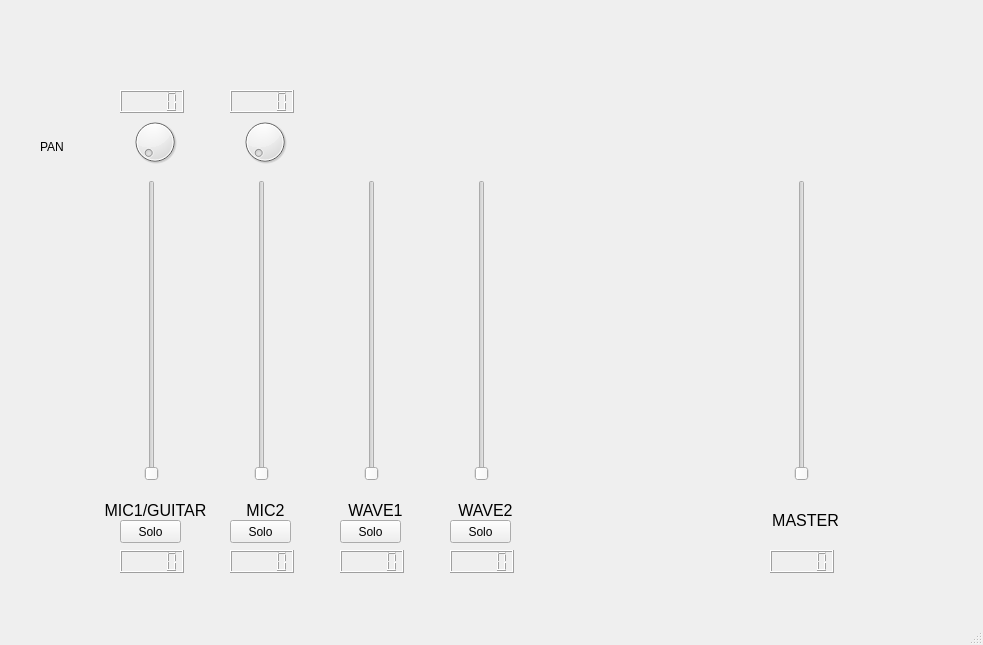
First picture: the form in main.ui, repository wishmerhill/ua100mix, before the edit.
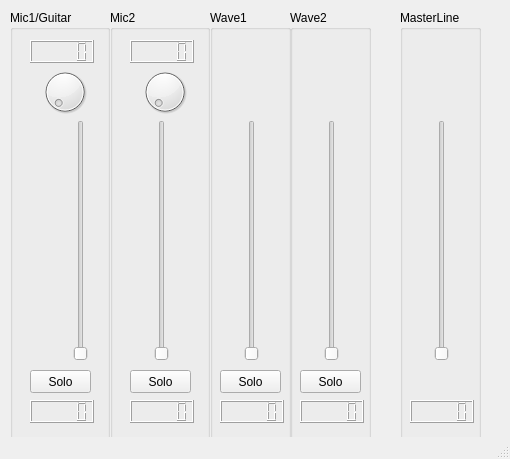
Second picture: the form after the edit.

What changed in the file:
```diff
--- a/main.ui
+++ b/main.ui
@@ -6,449 +6,397 @@
    <rect>
     <x>0</x>
     <y>0</y>
-    <width>983</width>
-    <height>645</height>
+    <width>510</width>
+    <height>459</height>
    </rect>
   </property>
   <property name="windowTitle">
    <string>MainWindow</string>
   </property>
   <widget class="QWidget" name="centralwidget">
-   <widget class="QSlider" name="MasterLine">
+   <widget class="QGroupBox" name="Mic1">
     <property name="geometry">
      <rect>
-      <x>790</x>
-      <y>180</y>
-      <width>23</width>
-      <height>301</height>
+      <x>10</x>
+      <y>10</y>
+      <width>100</width>
+      <height>440</height>
      </rect>
     </property>
-    <property name="maximum">
-     <number>127</number>
+    <property name="title">
+     <string>Mic1/Guitar</string>
     </property>
-    <property name="value">
-     <number>0</number>
-    </property>
-    <property name="orientation">
-     <enum>Qt::Vertical</enum>
-    </property>
-    <property name="channel" stdset="0">
-     <number>0</number>
-    </property>
-    <property name="parameter" stdset="0">
-     <number>0</number>
-    </property>
+    <widget class="QPushButton" name="mic1Solo">
+     <property name="geometry">
+      <rect>
+       <x>20</x>
+       <y>360</y>
+       <width>61</width>
+       <height>23</height>
+      </rect>
+     </property>
+     <property name="styleSheet">
+      <string notr="true">QPushButton#mic1Solo:checked { background-color: red}</string>
+     </property>
+     <property name="text">
+      <string>Solo</string>
+     </property>
+     <property name="checkable">
+      <bool>true</bool>
+     </property>
+     <property name="autoExclusive">
+      <bool>false</bool>
+     </property>
+    </widget>
+    <widget class="QDial" name="Mic1Pan">
+     <property name="geometry">
+      <rect>
+       <x>30</x>
+       <y>50</y>
+       <width>50</width>
+       <height>64</height>
+      </rect>
+     </property>
+     <property name="maximum">
+      <number>127</number>
+     </property>
+     <property name="value">
+      <number>0</number>
+     </property>
+     <property name="sliderPosition">
+      <number>0</number>
+     </property>
+     <property name="wrapping">
+      <bool>false</bool>
+     </property>
+    </widget>
+    <widget class="QLCDNumber" name="Mic1PanLcd">
+     <property name="geometry">
+      <rect>
+       <x>20</x>
+       <y>30</y>
+       <width>64</width>
+       <height>23</height>
+      </rect>
+     </property>
+    </widget>
+    <widget class="QSlider" name="Mic1Fader">
+     <property name="geometry">
+      <rect>
+       <x>40</x>
+       <y>110</y>
+       <width>61</width>
+       <height>241</height>
+      </rect>
+     </property>
+     <property name="maximum">
+      <number>127</number>
+     </property>
+     <property name="value">
+      <number>0</number>
+     </property>
+     <property name="orientation">
+      <enum>Qt::Vertical</enum>
+     </property>
+     <property name="channel" stdset="0">
+      <number>0</number>
+     </property>
+     <property name="parameter" stdset="0">
+      <number>0</number>
+     </property>
+    </widget>
+    <widget class="QLCDNumber" name="Mic1Lcd">
+     <property name="geometry">
+      <rect>
+       <x>20</x>
+       <y>390</y>
+       <width>64</width>
+       <height>23</height>
+      </rect>
+     </property>
+    </widget>
    </widget>
-   <widget class="QLCDNumber" name="MasterLineLcd">
+   <widget class="QGroupBox" name="Mic2">
     <property name="geometry">
      <rect>
-      <x>770</x>
-      <y>550</y>
-      <width>64</width>
-      <height>23</height>
+      <x>110</x>
+      <y>10</y>
+      <width>100</width>
+      <height>440</height>
      </rect>
     </property>
-   </widget>
-   <widget class="QLabel" name="masterLabel">
-    <property name="geometry">
-     <rect>
-      <x>750</x>
-      <y>510</y>
-      <width>111</width>
-      <height>21</height>
-     </rect>
+    <property name="title">
+     <string>Mic2</string>
     </property>
-    <property name="styleSheet">
-     <string notr="true"/>
-    </property>
-    <property name="text">
-     <string>&lt;html&gt;&lt;head/&gt;&lt;body&gt;&lt;p align=&quot;center&quot;&gt;&lt;span style=&quot; font-size:12pt;&quot;&gt;MASTER&lt;/span&gt;&lt;/p&gt;&lt;/body&gt;&lt;/html&gt;</string>
-    </property>
+    <widget class="QDial" name="Mic2Pan">
+     <property name="geometry">
+      <rect>
+       <x>30</x>
+       <y>50</y>
+       <width>50</width>
+       <height>64</height>
+      </rect>
+     </property>
+     <property name="maximum">
+      <number>127</number>
+     </property>
+     <property name="value">
+      <number>0</number>
+     </property>
+     <property name="sliderPosition">
+      <number>0</number>
+     </property>
+     <property name="wrapping">
+      <bool>false</bool>
+     </property>
+    </widget>
+    <widget class="QPushButton" name="mic2Solo">
+     <property name="geometry">
+      <rect>
+       <x>20</x>
+       <y>360</y>
+       <width>61</width>
+       <height>23</height>
+      </rect>
+     </property>
+     <property name="styleSheet">
+      <string notr="true">QPushButton#mic2Solo:checked { background-color: red}</string>
+     </property>
+     <property name="text">
+      <string>Solo</string>
+     </property>
+     <property name="checkable">
+      <bool>true</bool>
+     </property>
+    </widget>
+    <widget class="QLCDNumber" name="Mic2PanLcd">
+     <property name="geometry">
+      <rect>
+       <x>20</x>
+       <y>30</y>
+       <width>64</width>
+       <height>23</height>
+      </rect>
+     </property>
+    </widget>
+    <widget class="QLCDNumber" name="Mic2Lcd">
+     <property name="geometry">
+      <rect>
+       <x>20</x>
+       <y>390</y>
+       <width>64</width>
+       <height>23</height>
+      </rect>
+     </property>
+    </widget>
+    <widget class="QSlider" name="Mic2Fader">
+     <property name="geometry">
+      <rect>
+       <x>40</x>
+       <y>110</y>
+       <width>23</width>
+       <height>241</height>
+      </rect>
+     </property>
+     <property name="maximum">
+      <number>127</number>
+     </property>
+     <property name="value">
+      <number>0</number>
+     </property>
+     <property name="orientation">
+      <enum>Qt::Vertical</enum>
+     </property>
+     <property name="channel" stdset="0">
+      <number>0</number>
+     </property>
+     <property name="parameter" stdset="0">
+      <number>0</number>
+     </property>
+    </widget>
    </widget>
-   <widget class="QLabel" name="wave1Label">
-    <property name="geometry">
-     <rect>
-      <x>320</x>
-      <y>500</y>
-      <width>111</width>
-      <height>21</height>
-     </rect>
-    </property>
-    <property name="styleSheet">
-     <string notr="true"/>
-    </property>
-    <property name="text">
-     <string>&lt;html&gt;&lt;head/&gt;&lt;body&gt;&lt;p align=&quot;center&quot;&gt;&lt;span style=&quot; font-size:12pt;&quot;&gt;WAVE1&lt;/span&gt;&lt;/p&gt;&lt;/body&gt;&lt;/html&gt;</string>
-    </property>
-   </widget>
-   <widget class="QSlider" name="Wave1">
-    <property name="geometry">
-     <rect>
-      <x>360</x>
-      <y>180</y>
-      <width>23</width>
-      <height>301</height>
-     </rect>
-    </property>
-    <property name="maximum">
-     <number>127</number>
-    </property>
-    <property name="value">
-     <number>0</number>
-    </property>
-    <property name="orientation">
-     <enum>Qt::Vertical</enum>
-    </property>
-    <property name="channel" stdset="0">
-     <number>0</number>
-    </property>
-    <property name="parameter" stdset="0">
-     <number>0</number>
-    </property>
-   </widget>
-   <widget class="QLCDNumber" name="Wave1Lcd">
-    <property name="geometry">
-     <rect>
-      <x>340</x>
-      <y>550</y>
-      <width>64</width>
-      <height>23</height>
-     </rect>
-    </property>
-   </widget>
-   <widget class="QSlider" name="Mic1">
-    <property name="geometry">
-     <rect>
-      <x>140</x>
-      <y>180</y>
-      <width>23</width>
-      <height>301</height>
-     </rect>
-    </property>
-    <property name="maximum">
-     <number>127</number>
-    </property>
-    <property name="value">
-     <number>0</number>
-    </property>
-    <property name="orientation">
-     <enum>Qt::Vertical</enum>
-    </property>
-    <property name="channel" stdset="0">
-     <number>0</number>
-    </property>
-    <property name="parameter" stdset="0">
-     <number>0</number>
-    </property>
-   </widget>
-   <widget class="QLCDNumber" name="Mic1Lcd">
-    <property name="geometry">
-     <rect>
-      <x>120</x>
-      <y>550</y>
-      <width>64</width>
-      <height>23</height>
-     </rect>
-    </property>
-   </widget>
-   <widget class="QLabel" name="mic1Label">
-    <property name="geometry">
-     <rect>
-      <x>100</x>
-      <y>500</y>
-      <width>111</width>
-      <height>21</height>
-     </rect>
-    </property>
-    <property name="styleSheet">
-     <string notr="true"/>
-    </property>
-    <property name="text">
-     <string>&lt;html&gt;&lt;head/&gt;&lt;body&gt;&lt;p align=&quot;center&quot;&gt;&lt;span style=&quot; font-size:12pt;&quot;&gt;MIC1/GUITAR&lt;/span&gt;&lt;/p&gt;&lt;/body&gt;&lt;/html&gt;</string>
-    </property>
-   </widget>
-   <widget class="QDial" name="Mic1Pan">
-    <property name="geometry">
-     <rect>
-      <x>130</x>
-      <y>110</y>
-      <width>50</width>
-      <height>64</height>
-     </rect>
-    </property>
-    <property name="maximum">
-     <number>127</number>
-    </property>
-    <property name="value">
-     <number>0</number>
-    </property>
-    <property name="sliderPosition">
-     <number>0</number>
-    </property>
-    <property name="wrapping">
-     <bool>false</bool>
-    </property>
-   </widget>
-   <widget class="QLabel" name="panLabel">
-    <property name="geometry">
-     <rect>
-      <x>40</x>
-      <y>140</y>
-      <width>57</width>
-      <height>14</height>
-     </rect>
-    </property>
-    <property name="text">
-     <string>PAN</string>
-    </property>
-   </widget>
-   <widget class="QLCDNumber" name="Mic1PanLcd">
-    <property name="geometry">
-     <rect>
-      <x>120</x>
-      <y>90</y>
-      <width>64</width>
-      <height>23</height>
-     </rect>
-    </property>
-   </widget>
-   <widget class="QDial" name="Mic2Pan">
-    <property name="geometry">
-     <rect>
-      <x>240</x>
-      <y>110</y>
-      <width>50</width>
-      <height>64</height>
-     </rect>
-    </property>
-    <property name="maximum">
-     <number>127</number>
-    </property>
-    <property name="value">
-     <number>0</number>
-    </property>
-    <property name="sliderPosition">
-     <number>0</number>
-    </property>
-    <property name="wrapping">
-     <bool>false</bool>
-    </property>
-   </widget>
-   <widget class="QSlider" name="Mic2">
-    <property name="geometry">
-     <rect>
-      <x>250</x>
-      <y>180</y>
-      <width>23</width>
-      <height>301</height>
-     </rect>
-    </property>
-    <property name="maximum">
-     <number>127</number>
-    </property>
-    <property name="value">
-     <number>0</number>
-    </property>
-    <property name="orientation">
-     <enum>Qt::Vertical</enum>
-    </property>
-    <property name="channel" stdset="0">
-     <number>0</number>
-    </property>
-    <property name="parameter" stdset="0">
-     <number>0</number>
-    </property>
-   </widget>
-   <widget class="QLCDNumber" name="Mic2Lcd">
-    <property name="geometry">
-     <rect>
-      <x>230</x>
-      <y>550</y>
-      <width>64</width>
-      <height>23</height>
-     </rect>
-    </property>
-   </widget>
-   <widget class="QLabel" name="mic2Label">
+   <widget class="QGroupBox" name="Wave1">
     <property name="geometry">
      <rect>
       <x>210</x>
-      <y>500</y>
-      <width>111</width>
-      <height>21</height>
+      <y>10</y>
+      <width>81</width>
+      <height>440</height>
      </rect>
     </property>
-    <property name="styleSheet">
-     <string notr="true"/>
+    <property name="title">
+     <string>Wave1</string>
     </property>
-    <property name="text">
-     <string>&lt;html&gt;&lt;head/&gt;&lt;body&gt;&lt;p align=&quot;center&quot;&gt;&lt;span style=&quot; font-size:12pt;&quot;&gt;MIC2&lt;/span&gt;&lt;/p&gt;&lt;/body&gt;&lt;/html&gt;</string>
-    </property>
+    <widget class="QPushButton" name="wave1Solo">
+     <property name="geometry">
+      <rect>
+       <x>10</x>
+       <y>360</y>
+       <width>61</width>
+       <height>23</height>
+      </rect>
+     </property>
+     <property name="styleSheet">
+      <string notr="true">QPushButton#wave1Solo:checked { background-color: red}</string>
+     </property>
+     <property name="text">
+      <string>Solo</string>
+     </property>
+     <property name="checkable">
+      <bool>true</bool>
+     </property>
+    </widget>
+    <widget class="QLCDNumber" name="Wave1Lcd">
+     <property name="geometry">
+      <rect>
+       <x>10</x>
+       <y>390</y>
+       <width>64</width>
+       <height>23</height>
+      </rect>
+     </property>
+    </widget>
+    <widget class="QSlider" name="Wave1Fader">
+     <property name="geometry">
+      <rect>
+       <x>30</x>
+       <y>110</y>
+       <width>23</width>
+       <height>241</height>
+      </rect>
+     </property>
+     <property name="maximum">
+      <number>127</number>
+     </property>
+     <property name="value">
+      <number>0</number>
+     </property>
+     <property name="orientation">
+      <enum>Qt::Vertical</enum>
+     </property>
+     <property name="channel" stdset="0">
+      <number>0</number>
+     </property>
+     <property name="parameter" stdset="0">
+      <number>0</number>
+     </property>
+    </widget>
    </widget>
-   <widget class="QLCDNumber" name="Mic2PanLcd">
+   <widget class="QGroupBox" name="Wave2">
     <property name="geometry">
      <rect>
-      <x>230</x>
-      <y>90</y>
-      <width>64</width>
-      <height>23</height>
+      <x>290</x>
+      <y>10</y>
+      <width>81</width>
+      <height>440</height>
      </rect>
     </property>
-   </widget>
-   <widget class="QSlider" name="Wave2">
-    <property name="geometry">
-     <rect>
-      <x>470</x>
-      <y>180</y>
-      <width>23</width>
-      <height>301</height>
-     </rect>
+    <property name="title">
+     <string>Wave2</string>
     </property>
-    <property name="maximum">
-     <number>127</number>
-    </property>
-    <property name="value">
-     <number>0</number>
-    </property>
-    <property name="orientation">
-     <enum>Qt::Vertical</enum>
-    </property>
-    <property name="channel" stdset="0">
-     <number>0</number>
-    </property>
-    <property name="parameter" stdset="0">
-     <number>0</number>
-    </property>
+    <widget class="QPushButton" name="wave2Solo">
+     <property name="geometry">
+      <rect>
+       <x>10</x>
+       <y>360</y>
+       <width>61</width>
+       <height>23</height>
+      </rect>
+     </property>
+     <property name="styleSheet">
+      <string notr="true">QPushButton#wave2Solo:checked { background-color: red}</string>
+     </property>
+     <property name="text">
+      <string>Solo</string>
+     </property>
+     <property name="checkable">
+      <bool>true</bool>
+     </property>
+    </widget>
+    <widget class="QLCDNumber" name="Wave2Lcd">
+     <property name="geometry">
+      <rect>
+       <x>10</x>
+       <y>390</y>
+       <width>64</width>
+       <height>23</height>
+      </rect>
+     </property>
+    </widget>
+    <widget class="QSlider" name="Wave2Fader">
+     <property name="geometry">
+      <rect>
+       <x>30</x>
+       <y>110</y>
+       <width>23</width>
+       <height>241</height>
+      </rect>
+     </property>
+     <property name="maximum">
+      <number>127</number>
+     </property>
+     <property name="value">
+      <number>0</number>
+     </property>
+     <property name="orientation">
+      <enum>Qt::Vertical</enum>
+     </property>
+     <property name="channel" stdset="0">
+      <number>0</number>
+     </property>
+     <property name="parameter" stdset="0">
+      <number>0</number>
+     </property>
+    </widget>
    </widget>
-   <widget class="QLCDNumber" name="Wave2Lcd">
+   <widget class="QGroupBox" name="MasterLine">
     <property name="geometry">
      <rect>
-      <x>450</x>
-      <y>550</y>
-      <width>64</width>
-      <height>23</height>
+      <x>400</x>
+      <y>10</y>
+      <width>81</width>
+      <height>441</height>
      </rect>
     </property>
-   </widget>
-   <widget class="QLabel" name="wave1Label_2">
-    <property name="geometry">
-     <rect>
-      <x>430</x>
-      <y>500</y>
-      <width>111</width>
-      <height>21</height>
-     </rect>
+    <property name="title">
+     <string>MasterLine</string>
     </property>
-    <property name="styleSheet">
-     <string notr="true"/>
-    </property>
-    <property name="text">
-     <string>&lt;html&gt;&lt;head/&gt;&lt;body&gt;&lt;p align=&quot;center&quot;&gt;&lt;span style=&quot; font-size:12pt;&quot;&gt;WAVE2&lt;/span&gt;&lt;/p&gt;&lt;/body&gt;&lt;/html&gt;</string>
-    </property>
+    <widget class="QLCDNumber" name="MasterLineLcd">
+     <property name="geometry">
+      <rect>
+       <x>10</x>
+       <y>390</y>
+       <width>64</width>
+       <height>23</height>
+      </rect>
+     </property>
+    </widget>
+    <widget class="QSlider" name="MasterLineFader">
+     <property name="geometry">
+      <rect>
+       <x>30</x>
+       <y>110</y>
+       <width>23</width>
+       <height>241</height>
+      </rect>
+     </property>
+     <property name="maximum">
+      <number>127</number>
+     </property>
+     <property name="value">
+      <number>0</number>
+     </property>
+     <property name="orientation">
+      <enum>Qt::Vertical</enum>
+     </property>
+     <property name="channel" stdset="0">
+      <number>0</number>
+     </property>
+     <property name="parameter" stdset="0">
+      <number>0</number>
+     </property>
+    </widget>
    </widget>
-   <widget class="QPushButton" name="mic1Solo">
-    <property name="geometry">
-     <rect>
-      <x>120</x>
-      <y>520</y>
-      <width>61</width>
-      <height>23</height>
-     </rect>
-    </property>
-    <property name="styleSheet">
-     <string notr="true">QPushButton#mic1Solo:checked { background-color: red}</string>
-    </property>
-    <property name="text">
-     <string>Solo</string>
-    </property>
-    <property name="checkable">
-     <bool>true</bool>
-    </property>
-    <property name="autoExclusive">
-     <bool>false</bool>
-    </property>
-   </widget>
-   <widget class="QPushButton" name="mic2Solo">
-    <property name="geometry">
-     <rect>
-      <x>230</x>
-      <y>520</y>
-      <width>61</width>
-      <height>23</height>
-     </rect>
-    </property>
-    <property name="styleSheet">
-     <string notr="true">QPushButton#mic2Solo:checked { background-color: red}</string>
-    </property>
-    <property name="text">
-     <string>Solo</string>
-    </property>
-    <property name="checkable">
-     <bool>true</bool>
-    </property>
-   </widget>
-   <widget class="QPushButton" name="wave1Solo">
-    <property name="geometry">
-     <rect>
-      <x>340</x>
-      <y>520</y>
-      <width>61</width>
-      <height>23</height>
-     </rect>
-    </property>
-    <property name="styleSheet">
-     <string notr="true">QPushButton#wave1Solo:checked { background-color: red}</string>
-    </property>
-    <property name="text">
-     <string>Solo</string>
-    </property>
-    <property name="checkable">
-     <bool>true</bool>
-    </property>
-   </widget>
-   <widget class="QPushButton" name="wave2Solo">
-    <property name="geometry">
-     <rect>
-      <x>450</x>
-      <y>520</y>
-      <width>61</width>
-      <height>23</height>
-     </rect>
-    </property>
-    <property name="styleSheet">
-     <string notr="true">QPushButton#wave2Solo:checked { background-color: red}</string>
-    </property>
-    <property name="text">
-     <string>Solo</string>
-    </property>
-    <property name="checkable">
-     <bool>true</bool>
-    </property>
-   </widget>
-   <zorder>MasterLineLcd</zorder>
-   <zorder>MasterLine</zorder>
-   <zorder>masterLabel</zorder>
-   <zorder>wave1Label</zorder>
-   <zorder>Wave1</zorder>
-   <zorder>Wave1Lcd</zorder>
-   <zorder>Mic1</zorder>
-   <zorder>Mic1Lcd</zorder>
-   <zorder>mic1Label</zorder>
-   <zorder>Mic1Pan</zorder>
-   <zorder>panLabel</zorder>
-   <zorder>Mic1PanLcd</zorder>
-   <zorder>Mic2Pan</zorder>
-   <zorder>Mic2</zorder>
-   <zorder>Mic2Lcd</zorder>
-   <zorder>mic2Label</zorder>
-   <zorder>Mic2PanLcd</zorder>
-   <zorder>Wave2</zorder>
-   <zorder>Wave2Lcd</zorder>
-   <zorder>wave1Label_2</zorder>
-   <zorder>mic1Solo</zorder>
-   <zorder>mic2Solo</zorder>
-   <zorder>wave1Solo</zorder>
-   <zorder>wave2Solo</zorder>
   </widget>
   <widget class="QStatusBar" name="statusbar"/>
  </widget>
```
